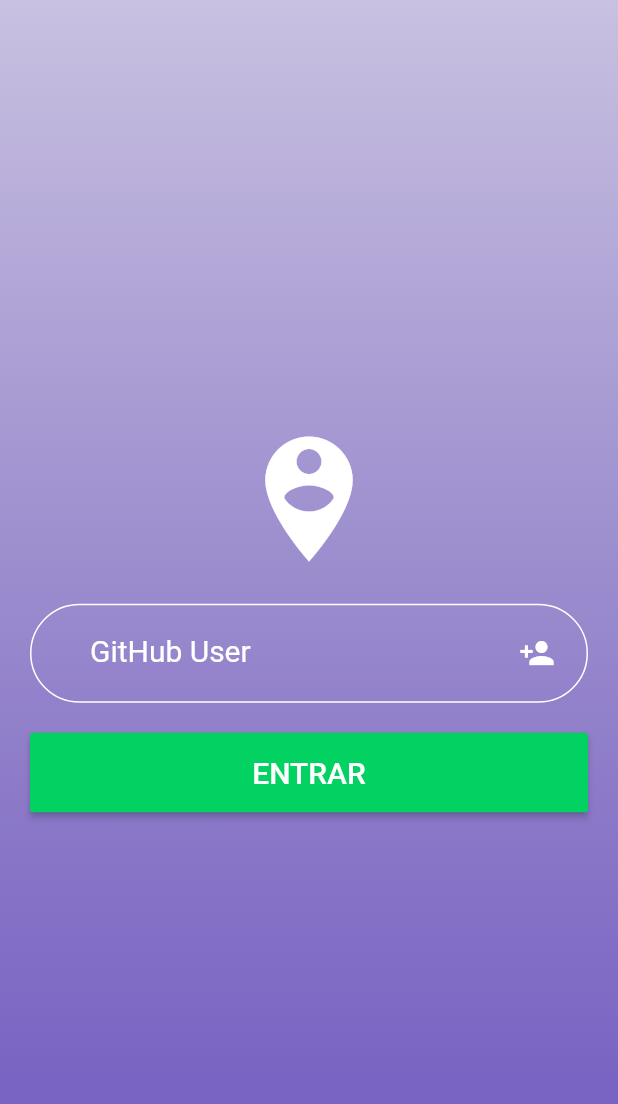
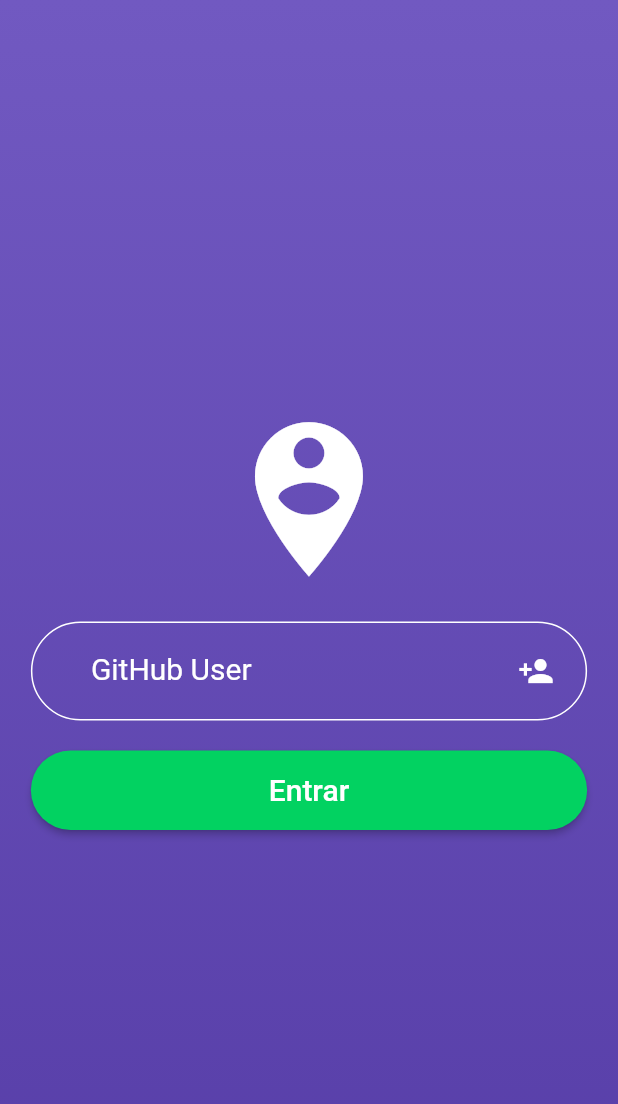
Before and after one commit to GugaDavi/OmniApp, a Flutter app: the LoginScreen widget shown alone on an empty page, opened directly, on a phone screen of 412 x 824 dp. Shown: the top 1104 px of the screen. Run offline on Flutter 3.47's test engine with Material 2 defaults, Android fonts, the phone set to English and light mode, and no system bars; network calls fail.

```diff
--- a/lib/ui/screens/login.dart
+++ b/lib/ui/screens/login.dart
@@ -1,26 +1,40 @@
 import 'package:flutter/material.dart';
+import 'package:omni_app/routes/route_consts.dart';
+import 'package:omni_app/ui/components/button.dart';
 import 'package:omni_app/ui/styles/colors.dart';
+import 'package:omni_app/ui/styles/responsive_widget.dart';
 import 'package:omni_app/ui/styles/styles.dart';
 
 class LoginScreen extends StatelessWidget {
   @override
   Widget build(BuildContext context) {
+    bool isVisibleKeyboard = MediaQuery.of(context).viewInsets.bottom > 0;
+    double heightScreen = MediaQuery.of(context).size.height;
+    double widthScreen = MediaQuery.of(context).size.width;
+    ResponsiveWidget responsive = ResponsiveWidget(heightScreen, widthScreen);
+
     return Material(
+      child: LayoutBuilder(
+        builder: (BuildContext context, BoxConstraints constrainsts) {
+          return SingleChildScrollView(
+            child: ConstrainedBox(
+              constraints: BoxConstraints(minHeight: constrainsts.maxHeight),
               child: Container(
                 decoration: BoxDecoration(
                   gradient: LinearGradient(
                       begin: Alignment.bottomCenter,
                       end: Alignment.topCenter,
-              colors: [primaryColor, primaryDarkColor.withOpacity(0.3)]),
+                      colors: [primaryDarkColor, primaryColor]),
                 ),
-        padding: EdgeInsets.only(top: 20, right: 20, bottom: 20, left: 20),
+                padding:
+                    EdgeInsets.all(responsive.sizeCalc(5, SizeDimension.width)),
                 child: Column(
                   mainAxisAlignment: MainAxisAlignment.center,
                   crossAxisAlignment: CrossAxisAlignment.stretch,
                   children: <Widget>[
                     Icon(
                       Icons.person_pin_circle,
-              size: 100,
+                      size: responsive.sizeCalc(15, SizeDimension.height),
                       color: Colors.white,
                     ),
                     SizedBox(
@@ -43,16 +57,22 @@ class LoginScreen extends StatelessWidget {
                     SizedBox(
                       height: 20,
                     ),
-            RaisedButton(
-              onPressed: () {},
-              padding: EdgeInsets.only(top: 15, bottom: 15),
-              color: secondColor,
-              child: Text('ENTRAR',
-                  style: TextStyle(color: Colors.white, fontSize: 20)),
+                    Button(
+                      child: 'Entrar',
+                      onPressed: () => Navigator.of(context).pushNamed(home),
+                    ),
+                    SizedBox(
+                      height: isVisibleKeyboard
+                          ? responsive.sizeCalc(15, SizeDimension.height)
+                          : 0,
                     )
                   ],
                 ),
               ),
+            ),
+          );
+        },
+      ),
     );
   }
 }
--- /dev/null
+++ b/lib/ui/styles/responsive_widget.dart
@@ -0,0 +1,20 @@
+enum SizeDimension { width, height }
+
+class ResponsiveWidget {
+  final double _width;
+  final double _height;
+
+  ResponsiveWidget(this._height, this._width);
+
+  double sizeCalc(double percent, SizeDimension dimension) =>
+      _percent(percent, dimension);
+
+  double _percent(double percent, SizeDimension dimension) {
+    double value;
+
+    if (dimension == SizeDimension.height) {
+      return value = _height * percent / 100;
+    }
+    return value = _width * percent / 100;
+  }
+}
```
Lines whose indentation alone changed are shown as unchanged.
